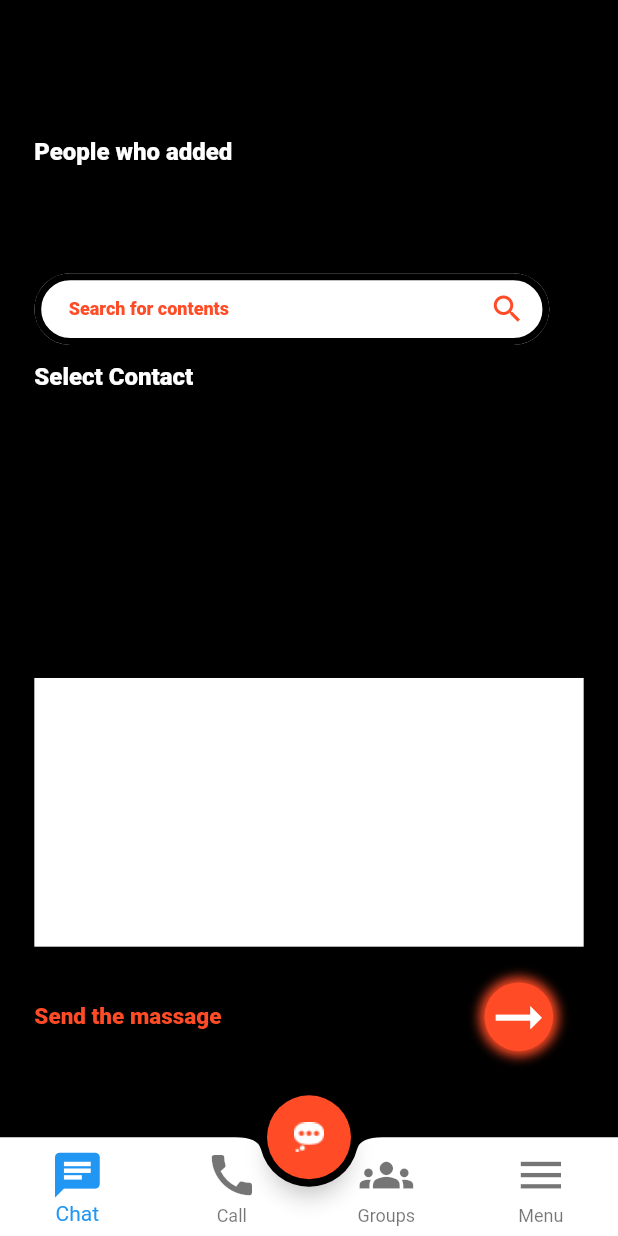
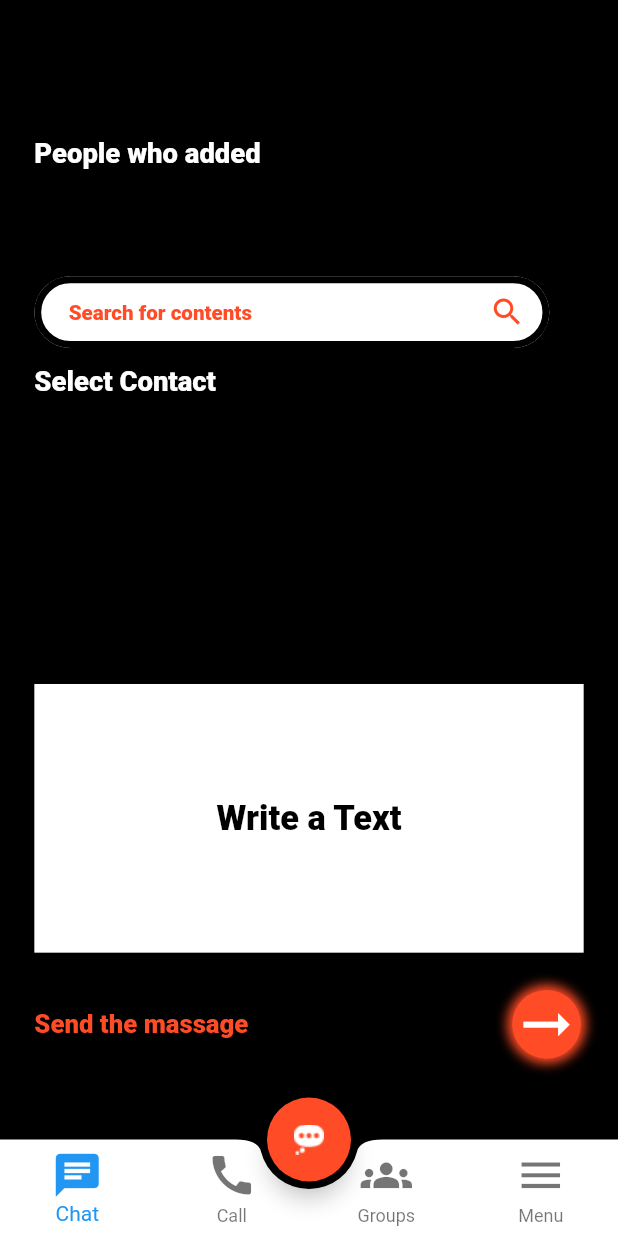
Before and after one commit to AhmedHaraza/AppChat, a Flutter app: the screen it shows after launch, on a phone screen of 412 x 824 dp. Run offline on Flutter 3.47's test engine with Material 2 defaults, Android fonts, the phone set to English and light mode, and no system bars; our stand-ins replace device_preview, flutter_screenutil.

Commit message:
up data to responsev again

```diff
--- a/lib/CircleAvatar/CircleAvatar.dart
+++ b/lib/CircleAvatar/CircleAvatar.dart
@@ -24,7 +24,7 @@ class My_CircleAvatar extends StatelessWidget {
                   )
                 ]
           ),
-          child:  Icon(Icons.east, color: Colors.white, size: 30.w,),
+          child:  Icon(Icons.east, color: Colors.white, size: 30.sp,),
         ),
       ],
     );
--- a/lib/CircleAvatar/CircleAvatar_add.dart
+++ b/lib/CircleAvatar/CircleAvatar_add.dart
@@ -6,8 +6,8 @@ class CircleAvatar_add extends StatelessWidget {
   Widget build(BuildContext context) {
     return CircleAvatar(
     radius: 20.r,
-    backgroundColor: Color.fromRGBO(255, 75, 38, 1.0),
-  child: Icon(Icons.add,size: 40,color: Colors.black,),
+    backgroundColor: const Color.fromRGBO(255, 75, 38, 1.0),
+  child: Icon(Icons.add,size: 40.sp,color: Colors.black,),
   );
   }
 }
--- a/lib/CircleAvatar/CircleAvatar_trun_right.dart
+++ b/lib/CircleAvatar/CircleAvatar_trun_right.dart
@@ -9,7 +9,7 @@ class CircleAvatar_turn_right extends StatelessWidget {
       children: [
         Container(
           width: 40.w,
-          height: 40.w,
+          height: 40.h,
           decoration:  BoxDecoration(
               color: Color.fromRGBO(255, 75, 38, 1.0),
               shape: BoxShape.circle,
@@ -22,7 +22,7 @@ class CircleAvatar_turn_right extends StatelessWidget {
                 )
               ]
           ),
-          child:  Icon(Icons.arrow_right_alt_sharp, color: Colors.white, size: 40.w,),
+          child:  Icon(Icons.arrow_right_alt_sharp, color: Colors.white, size: 40.sp,),
         ),
       ],
     );
--- a/lib/Home_Screen_Messenger/Chat.dart
+++ b/lib/Home_Screen_Messenger/Chat.dart
@@ -37,7 +37,7 @@ class _ChatState extends State<Chat>with SingleTickerProviderStateMixin {
               children: [
                  Padding(
                   padding: REdgeInsets.only(left: 20,right: 10),
-                  child: Text("Contacts", style: MyThemeData.TextContacts),
+                  child: const Text("Contacts", style: MyThemeData.TextContacts),
                 ),
                 Expanded(
                   child: Container(
@@ -59,7 +59,7 @@ class _ChatState extends State<Chat>with SingleTickerProviderStateMixin {
                           focusedBorder: OutlineInputBorder(
                               borderRadius: BorderRadius.circular(20.r),
                               borderSide:  BorderSide(
-                                  color: Color.fromRGBO(0, 0, 0, 1.0),
+                                  color: const Color.fromRGBO(0, 0, 0, 1.0),
                                   width: 4.w
                               )
                           ),
@@ -73,7 +73,7 @@ class _ChatState extends State<Chat>with SingleTickerProviderStateMixin {
                           hintMaxLines: 1,
                           suffixIcon:  Padding(
                             padding: REdgeInsets.only(right: 7),
-                            child: Icon(Icons.search,color: Color.fromRGBO(255, 75, 38, 1.0),size: 20.w,),
+                            child: Icon(Icons.search,color: const Color.fromRGBO(255, 75, 38, 1.0),size: 20.sp,),
                           )
                       ),
                     ),
--- a/lib/Home_Screen_Messenger/Group.dart
+++ b/lib/Home_Screen_Messenger/Group.dart
@@ -33,7 +33,7 @@ class Group extends StatelessWidget {
       floatingActionButton: FloatingActionButton(
         backgroundColor:  const Color.fromRGBO(255, 75, 38, 1.0),
         onPressed: (){},
-        child:  Icon(Icons.add,size: 30.w,),
+        child:  Icon(Icons.add,size: 30.sp,),
       ),
        bottomNavigationBar: bouton_navigation_bar(),
     );
--- a/lib/Home_Screen_Messenger/Home_Screen_Messenger.dart
+++ b/lib/Home_Screen_Messenger/Home_Screen_Messenger.dart
@@ -25,7 +25,7 @@ class Home_Screen_Messenger extends StatelessWidget {
             padding:  REdgeInsets.only(left: 20),
             child: const CircleAvatar_add(),
           ),
-          const SizedBox(height: 13,),
+           SizedBox(height: 13.h,),
            Padding(
             padding:  REdgeInsets.only(left: 20,right: 20),
             child: Searchforcontents()
--- a/lib/Home_Screen_Messenger/add_Member.dart
+++ b/lib/Home_Screen_Messenger/add_Member.dart
@@ -24,7 +24,7 @@ class Add_Members extends StatelessWidget {
              SizedBox(height: 30.h,),
              SizedBox(height: 30.h,),
             Container(
-              width: 500,
+              width: 500.w,
                 child: const Searchforcontents()
             ),
              SizedBox(height: 15.h,),
--- a/lib/Home_Screen_Messenger/boutonnavigationbar.dart
+++ b/lib/Home_Screen_Messenger/boutonnavigationbar.dart
@@ -25,10 +25,10 @@ class _bouton_navigation_barState extends State<bouton_navigation_bar> {
             },
             items:
             [
-              BottomNavigationBarItem(icon:Icon(Icons.chat,size: 30.h,),label: "Chat",),
-              BottomNavigationBarItem(icon: Icon(Icons.call,size: 30.h,),label: "Call"),
-              BottomNavigationBarItem(icon: Icon(Icons.groups,size:30.h,),label: "Groups"),
-              BottomNavigationBarItem(icon: Icon(Icons.menu,size:30.h,),label: "Menu"),
+              BottomNavigationBarItem(icon:Icon(Icons.chat,size: 30.sp,),label: "Chat",),
+              BottomNavigationBarItem(icon: Icon(Icons.call,size: 30.sp,),label: "Call"),
+              BottomNavigationBarItem(icon: Icon(Icons.groups,size:30.sp,),label: "Groups"),
+              BottomNavigationBarItem(icon: Icon(Icons.menu,size:30.sp,),label: "Menu"),
             ]
         ),
       ),
--- a/lib/Home_Screen_Messenger/contectsmessegegroup.dart
+++ b/lib/Home_Screen_Messenger/contectsmessegegroup.dart
@@ -37,15 +37,34 @@ class contectsmessegegroup extends StatelessWidget {
             child: Container(
                 height: 150.h,
               color: Colors.white,
+              child: Center(
                 child: Padding(
                   padding: REdgeInsets.only(left: 40,right: 40),
+                  child: Center(
                     child: TextFormField(
-                  decoration: const InputDecoration(
-                    enabledBorder: UnderlineInputBorder(
+                      textAlign: TextAlign.center,
+                      decoration:  InputDecoration(
+                        hintText: "Write a Text",
+                        hintStyle: TextStyle(
+                          color: Colors.black,
+                          fontSize: 20.sp,
+                          fontWeight: FontWeight.w800
+                        ),
+                        focusedBorder: const OutlineInputBorder(
                           borderSide: BorderSide(
-                        color: Colors.white
+                            color: Colors.transparent
+                          )
+                        ),
+                        enabledBorder: const UnderlineInputBorder(
+                          borderSide: BorderSide(
+                            color: Colors.transparent
                           )
                         )
+                      ),
+                      keyboardType: TextInputType.multiline,
+                      maxLines: null,
+                      minLines: null,
+                    ),
                   ),
                 ),
               )
--- a/lib/my_theme.dart
+++ b/lib/my_theme.dart
@@ -1,6 +1,7 @@
-// ignore_for_file: constant_identifier_names
+// ignore_for_file: constant_identifier_names, non_constant_identifier_names
 
 import 'package:flutter/material.dart';
+import 'package:flutter_screenutil/flutter_screenutil.dart';
 
 class MyThemeData {
   static const Color colorgray = Color.fromRGBO(44, 44, 44, 1.0);
@@ -9,67 +10,67 @@ class MyThemeData {
   static const TextStyle fontWeight  = TextStyle(fontWeight: FontWeight.w700);
   static ThemeData lightTheme = ThemeData(
       scaffoldBackgroundColor: Colors.black,
-      textTheme: const TextTheme(
+      textTheme:  TextTheme(
           headline1: TextStyle(
-              fontSize: 32,
+              fontSize: 32.sp,
               color: Colors.white,
               fontWeight: FontWeight.bold)));
-  static const Register = TextStyle(
-    fontSize: 24,
+  static  TextStyle Register = TextStyle(
+    fontSize: 24.sp,
     fontWeight: FontWeight.w700,
     color: Colors.white
   );
-  static const Text_Sin_in = TextStyle(
+  static  TextStyle Text_Sin_in = TextStyle(
     fontWeight: FontWeight.w700,
-    color: Color.fromRGBO(95, 90, 90, 1.0),
-    fontSize: 16
+    color: const Color.fromRGBO(95, 90, 90, 1.0),
+    fontSize: 16.sp
   );
-  static const Rich_Text = TextStyle(
-      color: Color.fromRGBO(95, 90, 90, 1.0),
-      fontSize: 12,
+  static  TextStyle Rich_Text = TextStyle(
+      color: const Color.fromRGBO(95, 90, 90, 1.0),
+      fontSize: 12.sp,
   );
-  static const Page_Sign_in = TextStyle(
+  static  TextStyle Page_Sign_in = TextStyle(
       fontWeight: FontWeight.w700,
-      color: Color.fromRGBO(255, 75, 38, 1.0),
-      fontSize: 12
+      color: const Color.fromRGBO(255, 75, 38, 1.0),
+      fontSize: 12.sp
   );
-  static const Searchforcontents = TextStyle(
-    fontSize: 10,
+  static  TextStyle Searchforcontents = TextStyle(
+    fontSize: 10.sp,
     fontWeight: FontWeight.w800,
-    color: Color.fromRGBO(255, 75, 38, 1.0)
+    color: const Color.fromRGBO(255, 75, 38, 1.0)
   );
-  static const TextContacts = TextStyle(
-      color: Colors.white,fontSize: 40,
+  static  TextStyle TextContacts = TextStyle(
+      color: Colors.white,fontSize: 40.sp,
       fontWeight: FontWeight.w400
   );
-  static const Add_Members = TextStyle(
+  static  TextStyle Add_Members = TextStyle(
       color: Colors.white,
-      fontSize: 30,
+      fontSize: 30.sp,
       fontWeight: FontWeight.w400
   );
-  static const Members_who_added = TextStyle(
-      color: Color.fromRGBO(255, 75, 38, 1.0),
-      fontSize: 10,
+  static  TextStyle Members_who_added = TextStyle(
+      color: const Color.fromRGBO(255, 75, 38, 1.0),
+      fontSize: 10.sp,
       fontWeight: FontWeight.w800
   );
-  static const Select_Contact = TextStyle(
+  static  TextStyle Select_Contact = TextStyle(
       color: Colors.white,
-      fontSize: 12,
+      fontSize: 12.sp,
       fontWeight: FontWeight.w800
   );
-  static const Addfriends = TextStyle(
+  static  TextStyle Addfriends = TextStyle(
       color: Colors.white,
-      fontSize: 16,
+      fontSize: 16.sp,
       fontWeight: FontWeight.w800
   );
-  static const Wirte_a_text = TextStyle(
+  static  TextStyle Wirte_a_text = TextStyle(
       color: Colors.black,
-      fontSize: 24,
+      fontSize: 24.sp,
       fontWeight: FontWeight.w800
   );
-  static const Send_the_massage  = TextStyle(
-      color: Color.fromRGBO(255, 75, 38, 1.0),
-      fontSize: 15,
+  static  TextStyle Send_the_massage  = TextStyle(
+      color: const Color.fromRGBO(255, 75, 38, 1.0),
+      fontSize: 15.sp,
       fontWeight: FontWeight.w800
   );
 }
--- a/lib/pinned Message.dart
+++ b/lib/pinned Message.dart
@@ -18,8 +18,8 @@ class Screen_Chat extends StatelessWidget {
         child: Column(
           mainAxisAlignment: MainAxisAlignment.center,
           children: [
-            const Text('Back',style: TextStyle(
-                fontSize: 20,
+             Text('Back',style: TextStyle(
+                fontSize: 20.sp,
                 color: Colors.white
             ),),
              SizedBox(height: 50.h),
@@ -27,8 +27,8 @@ class Screen_Chat extends StatelessWidget {
               onTap: (){
 
               },
-              child: const Text('Chat',style: TextStyle(
-                  fontSize: 20,
+              child:  Text('Chat',style: TextStyle(
+                  fontSize: 20.sp,
                   color: Colors.white
               ),),
             ),
```
Also changed, not shown: lib/CircleAvatar/CircleAvatar_check.dart (+4 -4 lines), lib/Sign In.dart (+5 -5 lines), lib/Text.dart (+4 -3 lines), lib/TextForm/Myform.dart (+21 -21 lines), pubspec.lock, 1 other file. Lines whose indentation alone changed are shown as unchanged.
